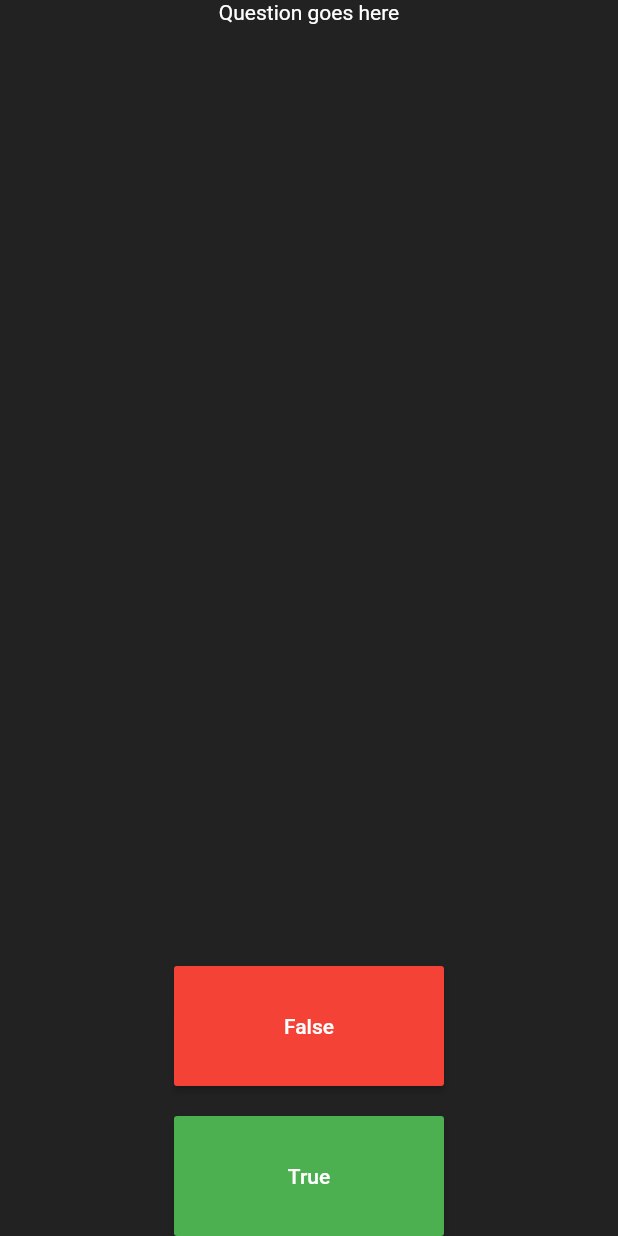
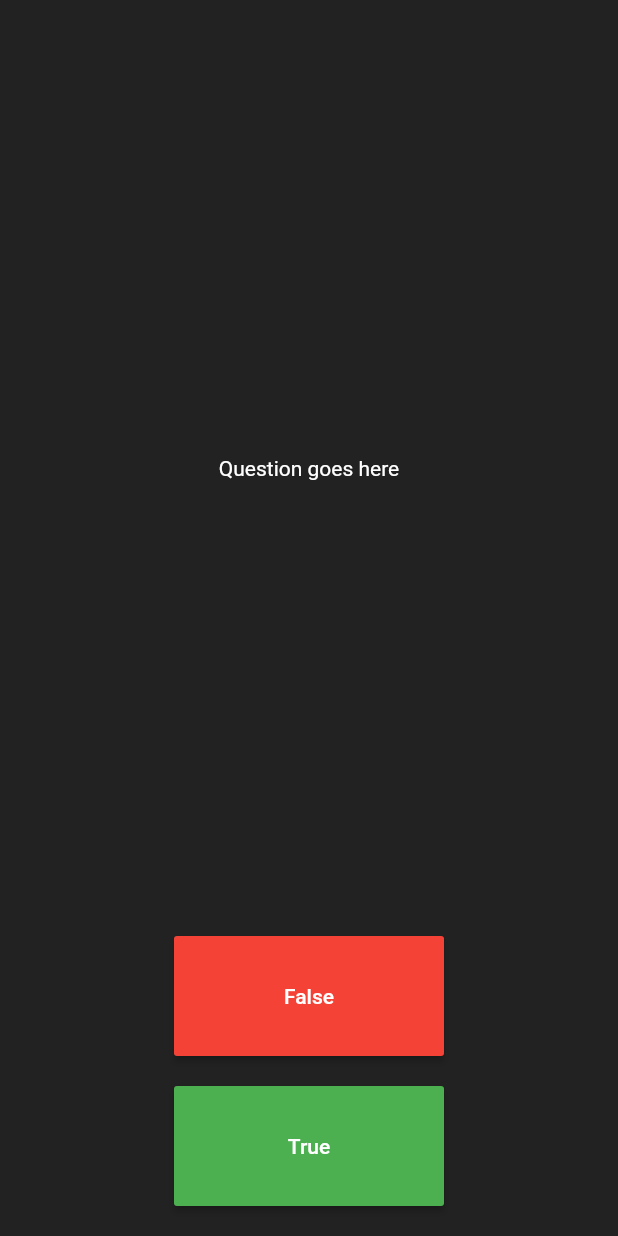
Before and after one commit to Nuri801/quiz_app, a Flutter app: the screen it shows after launch, on a phone screen of 412 x 824 dp. Run offline on Flutter 3.47's test engine with Material 2 defaults, Android fonts, the phone set to English and light mode, and no system bars.

Commit message:
quiz_app basics

```diff
--- a/lib/main.dart
+++ b/lib/main.dart
@@ -38,10 +38,12 @@ class _QuestionsState extends State<Questions> {
           mainAxisAlignment: MainAxisAlignment.spaceEvenly,
           children: [
             Expanded(
-              child: Text(
-                'Question goes here',
-                style: TextStyle(
-                  color: Colors.white
+              child: Center(
+                child: Text(
+                  'Question goes here',
+                  style: TextStyle(
+                    color: Colors.white
+                  ),
                 ),
               ),
             ),
@@ -70,6 +72,7 @@ class _QuestionsState extends State<Questions> {
                     child: Text('True', style: TextStyle(color: Colors.white),),
                   ),
                 ),
+                SizedBox(height: 20)
               ],
             )
           ],
```
